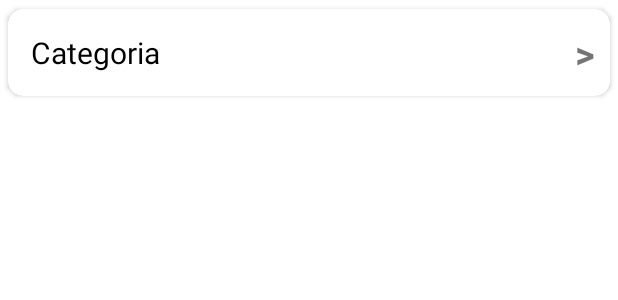
After one commit to sebastian-reyes/AppMovil_ElPunto, an Android app: the layout item_categoria.xml on its own in the app's theme, with its tools: preview values and no code run, on a phone screen of 412 x 824 dp. The commit adds this screen. Shown: the top 300 px of the screen. Run offline under Robolectric (Android 15) with nearby library versions, the phone set to English and light mode, and no system bars; network calls fail.

Commit message:
Listado de categorías con RecyclerView y CardView

```diff
--- a/app/src/main/res/layout/fragment_categorias.xml
+++ b/app/src/main/res/layout/fragment_categorias.xml
@@ -6,9 +6,11 @@
     tools:context=".ui.categorias.CategoriasFragment">
 
     <!-- TODO: Update blank fragment layout -->
-    <TextView
+
+    <androidx.recyclerview.widget.RecyclerView
+        android:id="@+id/rvCategorias"
         android:layout_width="match_parent"
         android:layout_height="match_parent"
-        android:text="@string/hello_blank_fragment" />
+        android:padding="15sp" />
 
 </FrameLayout>
--- /dev/null
+++ b/app/src/main/res/layout/item_categoria.xml
@@ -0,0 +1,43 @@
+<?xml version="1.0" encoding="utf-8"?>
+<androidx.cardview.widget.CardView xmlns:android="http://schemas.android.com/apk/res/android"
+    xmlns:app="http://schemas.android.com/apk/res-auto"
+    xmlns:tools="http://schemas.android.com/tools"
+    android:layout_width="match_parent"
+    android:layout_height="wrap_content"
+    app:cardCornerRadius="10dp"
+    app:cardElevation="2dp"
+    app:cardUseCompatPadding="true">
+
+    <androidx.constraintlayout.widget.ConstraintLayout
+        android:layout_width="match_parent"
+        android:layout_height="match_parent">
+
+        <TextView
+            android:id="@+id/tvNombreCategoria"
+            android:layout_width="wrap_content"
+            android:layout_height="wrap_content"
+            android:padding="15sp"
+            android:text="@string/txtCat"
+            android:textAllCaps="false"
+            android:textColor="@color/black"
+            android:textSize="20sp"
+            android:textStyle="normal"
+            app:layout_constraintBottom_toBottomOf="parent"
+            app:layout_constraintStart_toStartOf="parent"
+            app:layout_constraintTop_toTopOf="parent" />
+
+        <TextView
+            android:id="@+id/textView3"
+            android:layout_width="wrap_content"
+            android:layout_height="wrap_content"
+            android:layout_marginEnd="10dp"
+            android:layout_marginRight="10dp"
+            android:text="@string/next"
+            android:textSize="25sp"
+            android:textStyle="bold"
+            app:layout_constraintBottom_toBottomOf="parent"
+            app:layout_constraintEnd_toEndOf="parent"
+            app:layout_constraintTop_toTopOf="parent" />
+
+    </androidx.constraintlayout.widget.ConstraintLayout>
+</androidx.cardview.widget.CardView>
--- a/app/src/main/res/values/strings.xml
+++ b/app/src/main/res/values/strings.xml
@@ -19,4 +19,6 @@
     <string name="txtHintPassowrd">Ingrese su contraseña:</string>
     <string name="txtBtnEditar">Editar perfil</string>
     <string name="txtBtnEliminarUsuario">Eliminar Usuario</string>
+    <string name="next"><![CDATA[>]]></string>
+    <string name="txtCat">Categoria</string>
 </resources>
```
Also changed, not shown: app/src/main/java/com/elpunto/app/adapter/CategoriaAdapter.java (added, +60 -0 lines), app/src/main/java/com/elpunto/app/ui/categorias/CategoriasFragment.java (+62 -37 lines).
